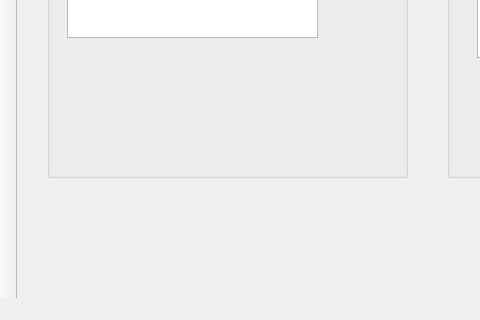
First picture: the form in Restaurant/order.ui, repository PG98/2017SepQt, before the edit; both pictures show x 0 to 480 and y 393 to 713 of the 920 by 713 pixel window.
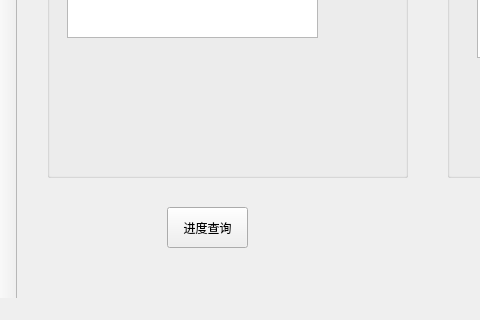
Second picture: the form after the edit. Icons and pictures are not drawn.

Diff of the .ui file:
```diff
--- a/Restaurant/order.ui
+++ b/Restaurant/order.ui
@@ -183,6 +183,19 @@
      <string>提交菜单</string>
     </property>
    </widget>
+   <widget class="QPushButton" name="queryBtn">
+    <property name="geometry">
+     <rect>
+      <x>150</x>
+      <y>600</y>
+      <width>81</width>
+      <height>41</height>
+     </rect>
+    </property>
+    <property name="text">
+     <string>进度查询</string>
+    </property>
+   </widget>
   </widget>
   <widget class="QMenuBar" name="menubar">
    <property name="geometry">
```
Left out of the diff: 2 changed lines with no effect on the pictures.
